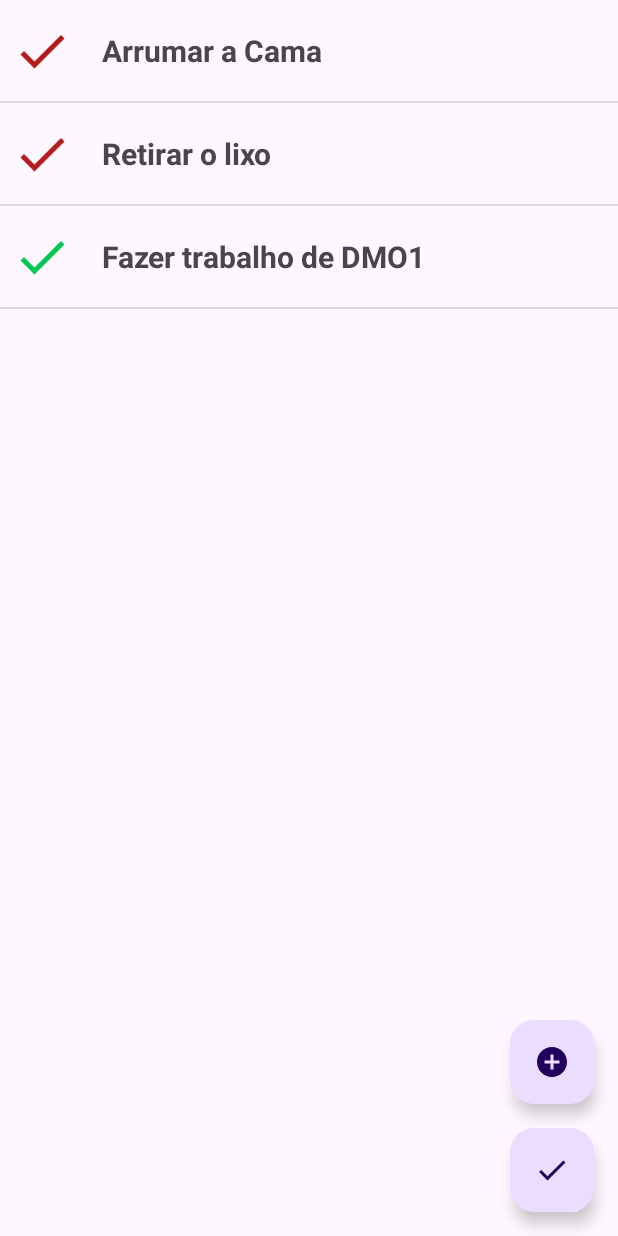
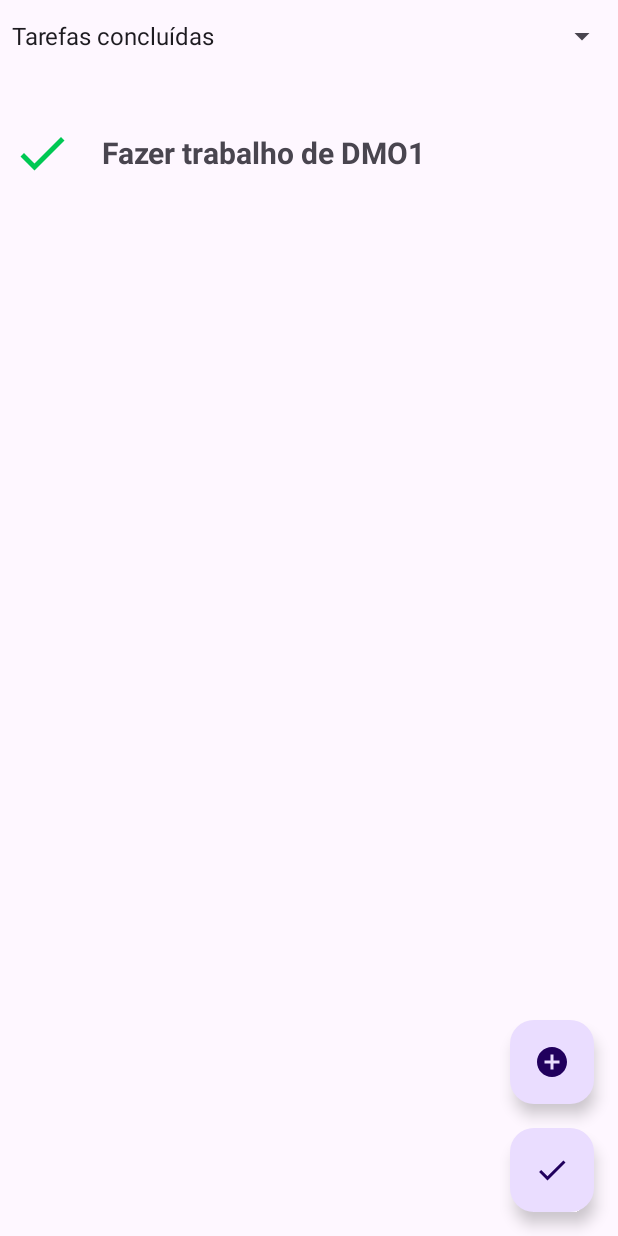
Before and after one commit to Erika-Santana/Gerenciamento_de_Tarefas_MVVM, an Android app: the screen it shows after launch (MainActivity), on a phone screen of 412 x 824 dp. Run offline under Robolectric (Android 15) with nearby library versions, the phone set to English and light mode, and no system bars.

Commit message:
Etapa 3º finalizada. O aplicativo mostra as tarefas não concluídas, concluídas e todas as tarefas de acordo com o spinner que ele selecionar

```diff
--- a/app/src/main/java/br/edu/ifsp/dmo1/gerenciamentodetarefas/data/dao/model/TaskDao.kt
+++ b/app/src/main/java/br/edu/ifsp/dmo1/gerenciamentodetarefas/data/dao/model/TaskDao.kt
@@ -24,4 +24,20 @@ object TaskDao {
             .orElse(null)
     }
 
+    fun getTarefasConcluidas() :MutableList<Task>{
+        val concluidas : MutableList<Task>
+
+        concluidas = taskList.filter { it.isCompleted }.toMutableList()
+
+        return concluidas
+    }
+
+    fun getTarefasNaoConcluidas() :MutableList<Task>{
+        val naoConcluidas : MutableList<Task>
+
+        naoConcluidas = taskList.filter { !it.isCompleted }.toMutableList()
+
+        return naoConcluidas
+    }
+
 }
--- a/app/src/main/java/br/edu/ifsp/dmo1/gerenciamentodetarefas/ui/main/MainActivity.kt
+++ b/app/src/main/java/br/edu/ifsp/dmo1/gerenciamentodetarefas/ui/main/MainActivity.kt
@@ -2,6 +2,11 @@ package br.edu.ifsp.dmo1.gerenciamentodetarefas.ui.main
 
 import android.content.DialogInterface
 import android.os.Bundle
+import android.view.View
+import android.view.View.OnClickListener
+import android.widget.AdapterView
+import android.widget.AdapterView.OnItemSelectedListener
+import android.widget.ArrayAdapter
 import android.widget.Toast
 import androidx.activity.enableEdgeToEdge
 import androidx.appcompat.app.AlertDialog
@@ -17,10 +22,11 @@ import br.edu.ifsp.dmo1.gerenciamentodetarefas.databinding.TasklistItemBinding
 import br.edu.ifsp.dmo1.gerenciamentodetarefas.ui.adapter.TaskAdapter
 import br.edu.ifsp.dmo1.gerenciamentodetarefas.ui.listener.TaskClickListener
 
-class MainActivity : AppCompatActivity(), TaskClickListener {
+class MainActivity : AppCompatActivity(), TaskClickListener, OnItemSelectedListener {
     private lateinit var binding: ActivityMainBinding
     private lateinit var viewModel: MainViewModel
     private lateinit var adapter: TaskAdapter
+    private val valores  = arrayOf("Tarefas concluídas", "Tarefas a concluir", "Mostrar todas as tarefas")
 
     override fun onCreate(savedInstanceState: Bundle?) {
         super.onCreate(savedInstanceState)
@@ -29,11 +35,20 @@ class MainActivity : AppCompatActivity(), TaskClickListener {
 
         viewModel = ViewModelProvider(this).get(MainViewModel::class.java)
 
+        val adapterSpinner : ArrayAdapter<String> = ArrayAdapter(
+            this, androidx.appcompat.R.layout.support_simple_spinner_dropdown_item, valores
+        )
+
+        binding.spinnerId.adapter = adapterSpinner
+
+        binding.spinnerId.onItemSelectedListener = this
+
         configListview()
         configOnClickListener()
         configObservers()
 
     }
+
 
    override fun clickDone(position: Int) {
         viewModel.updateTask(position)
@@ -99,4 +114,17 @@ class MainActivity : AppCompatActivity(), TaskClickListener {
         val dialog = builder.create()
         dialog.show()
     }
+
+    override fun onItemSelected(parent: AdapterView<*>?, view: View?, position: Int, id: Long) {
+        when (position) {
+            0 -> viewModel.tarefasConcluidas()
+            1 -> viewModel.tarefasNaoConcluidas()
+            2 -> viewModel.pegaTodasTarefas()
+        }
+
+    }
+
+    override fun onNothingSelected(parent: AdapterView<*>?) {
+        TODO("Not yet implemented")
+    }
 }
--- a/app/src/main/java/br/edu/ifsp/dmo1/gerenciamentodetarefas/ui/main/MainViewModel.kt
+++ b/app/src/main/java/br/edu/ifsp/dmo1/gerenciamentodetarefas/ui/main/MainViewModel.kt
@@ -24,21 +24,33 @@ class MainViewModel : ViewModel() {
 
     init {
         mock()
-        load()
+        load(0)
+    }
+
+    fun pegaTodasTarefas(){
+        load(0)
+    }
+
+    fun tarefasConcluidas(){
+      load(1)
+    }
+
+    fun tarefasNaoConcluidas(){
+        load(2)
     }
 
     fun insertTask(description: String) {
         val task = Task(description, false)
         dao.add(task)
         _insertTask.value = true
-        load()
+        load(0)
     }
 
     fun updateTask(position: Int) {
         val task = dao.getAll()[position]
         task.isCompleted = !task.isCompleted
         _updateTask.value = true
-        load()
+        load(0)
     }
 
     private fun mock() {
@@ -47,9 +59,12 @@ class MainViewModel : ViewModel() {
         dao.add(Task("Fazer trabalho de DMO1", true))
     }
 
-    private fun load() {
-        _tasks.value = dao.getAll()
+    private fun load(valor: Int) {
+        when (valor) {
+            0 -> _tasks.value = dao.getAll()
+            1 -> _tasks.value = dao.getTarefasConcluidas()
+            2 -> _tasks.value = dao.getTarefasNaoConcluidas()
+        }
     }
 
-
 }
--- a/app/src/main/res/layout/activity_main.xml
+++ b/app/src/main/res/layout/activity_main.xml
@@ -1,19 +1,22 @@
 <?xml version="1.0" encoding="utf-8"?>
-<androidx.constraintlayout.widget.ConstraintLayout xmlns:android="http://schemas.android.com/apk/res/android"
+<androidx.constraintlayout.widget.ConstraintLayout
+    xmlns:android="http://schemas.android.com/apk/res/android"
     xmlns:app="http://schemas.android.com/apk/res-auto"
     xmlns:tools="http://schemas.android.com/tools"
     android:id="@+id/main"
     android:layout_width="match_parent"
     android:layout_height="match_parent"
-    tools:context=".ui.main.MainActivity">
+    tools:context=".ui.main.MainActivity"
+    android:layout_margin="10dp">
+
 
     <ListView
         android:id="@+id/list_item"
         android:layout_width="match_parent"
-        android:layout_height="match_parent"
+        android:layout_height="wrap_content"
         app:layout_constraintStart_toStartOf="parent"
-        app:layout_constraintTop_toTopOf="parent" />
-
+        app:layout_constraintTop_toBottomOf="@id/spinner_id"
+        android:layout_marginTop="20dp"/>
 
     <com.google.android.material.floatingactionbutton.FloatingActionButton
         android:id="@+id/add"
@@ -24,6 +27,16 @@
         android:src="@drawable/_add_circle_24"
         app:layout_constraintBottom_toTopOf="@+id/done"
         app:layout_constraintEnd_toEndOf="parent" />
+
+    <Spinner
+        android:id="@+id/spinner_id"
+        android:layout_width="match_parent"
+        android:layout_height="wrap_content"
+        app:layout_constraintBottom_toTopOf="@id/list_item"
+        app:layout_constraintEnd_toEndOf="parent"
+        app:layout_constraintStart_toStartOf="parent"
+        app:layout_constraintTop_toTopOf="parent" />
+
 
     <com.google.android.material.floatingactionbutton.FloatingActionButton
         android:id="@+id/done"
@@ -36,4 +49,5 @@
         app:layout_constraintEnd_toEndOf="parent" />
 
 
+
 </androidx.constraintlayout.widget.ConstraintLayout>
--- a/app/src/main/res/values/strings.xml
+++ b/app/src/main/res/values/strings.xml
@@ -7,4 +7,5 @@
     <string name="task_inserted_sucess">Tarefa inserida com sucesso.</string>
     <string name="task_inserted_error">Erro ao inserir tarefa.</string>
     <string name="task_update_sucess">Valor inserido com sucesso!</string>
+    <string name="selecionaOpcao">Visualizacao</string>
 </resources>
```
